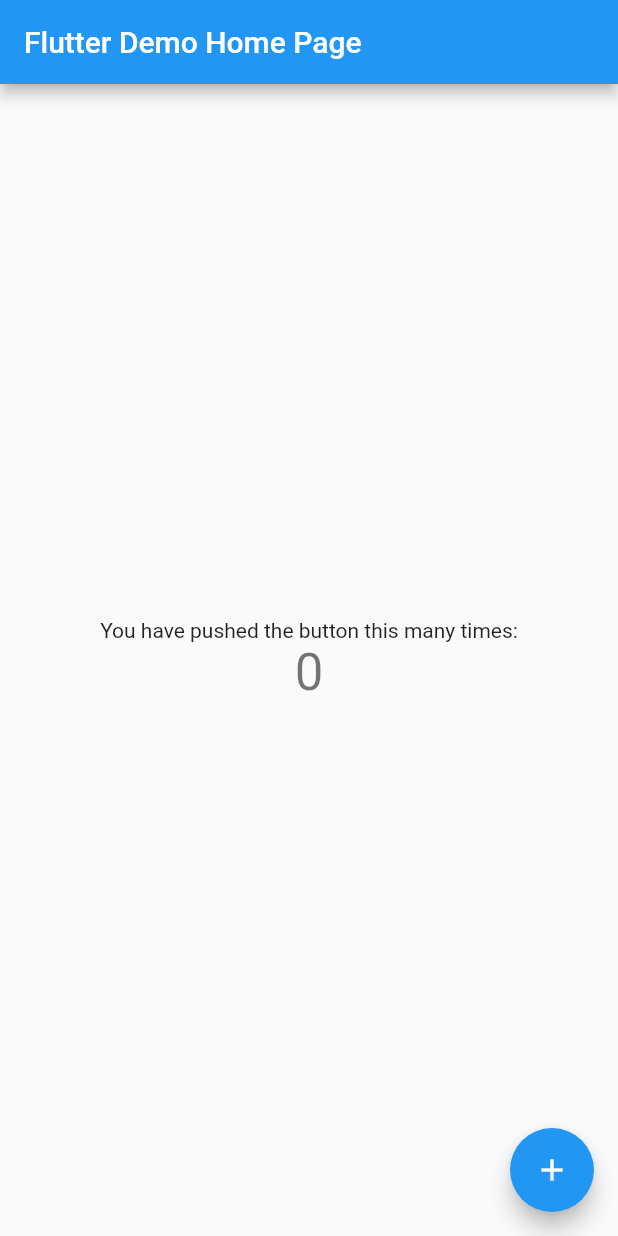
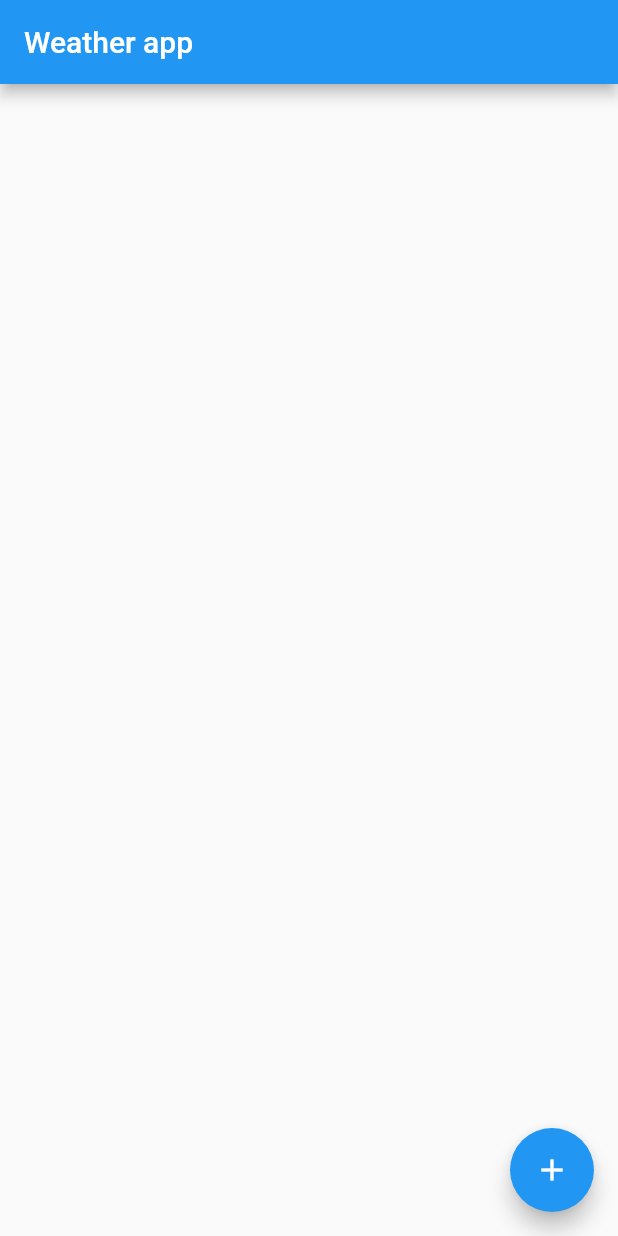
Before and after one commit to ibrahiim/weather_app, a Flutter app: the screen it shows after launch, on a phone screen of 412 x 824 dp. Run offline on Flutter 3.47's test engine with Material 2 defaults, Android fonts, the phone set to English and light mode, and no system bars; missing offline and left inert: flutter_glow.

Commit message:
Création des vus

```diff
--- a/weather_app/lib/main.dart
+++ b/weather_app/lib/main.dart
@@ -1,115 +1,6 @@
 import 'package:flutter/material.dart';
+import 'package:weather_app/ui/app.dart';
 
 void main() {
-  runApp(const MyApp());
+  runApp(MdsApp());
 }
-
-class MyApp extends StatelessWidget {
-  const MyApp({Key? key}) : super(key: key);
-
-  // This widget is the root of your application.
-  @override
-  Widget build(BuildContext context) {
-    return MaterialApp(
-      title: 'Flutter Demo',
-      theme: ThemeData(
-        // This is the theme of your application.
-        //
-        // Try running your application with "flutter run". You'll see the
-        // application has a blue toolbar. Then, without quitting the app, try
-        // changing the primarySwatch below to Colors.green and then invoke
-        // "hot reload" (press "r" in the console where you ran "flutter run",
-        // or simply save your changes to "hot reload" in a Flutter IDE).
-        // Notice that the counter didn't reset back to zero; the application
-        // is not restarted.
-        primarySwatch: Colors.blue,
-      ),
-      home: const MyHomePage(title: 'Flutter Demo Home Page'),
-    );
-  }
-}
-
-class MyHomePage extends StatefulWidget {
-  const MyHomePage({Key? key, required this.title}) : super(key: key);
-
-  // This widget is the home page of your application. It is stateful, meaning
-  // that it has a State object (defined below) that contains fields that affect
-  // how it looks.
-
-  // This class is the configuration for the state. It holds the values (in this
-  // case the title) provided by the parent (in this case the App widget) and
-  // used by the build method of the State. Fields in a Widget subclass are
-  // always marked "final".
-
-  final String title;
-
-  @override
-  State<MyHomePage> createState() => _MyHomePageState();
-}
-
-class _MyHomePageState extends State<MyHomePage> {
-  int _counter = 0;
-
-  void _incrementCounter() {
-    setState(() {
-      // This call to setState tells the Flutter framework that something has
-      // changed in this State, which causes it to rerun the build method below
-      // so that the display can reflect the updated values. If we changed
-      // _counter without calling setState(), then the build method would not be
-      // called again, and so nothing would appear to happen.
-      _counter++;
-    });
-  }
-
-  @override
-  Widget build(BuildContext context) {
-    // This method is rerun every time setState is called, for instance as done
-    // by the _incrementCounter method above.
-    //
-    // The Flutter framework has been optimized to make rerunning build methods
-    // fast, so that you can just rebuild anything that needs updating rather
-    // than having to individually change instances of widgets.
-    return Scaffold(
-      appBar: AppBar(
-        // Here we take the value from the MyHomePage object that was created by
-        // the App.build method, and use it to set our appbar title.
-        title: Text(widget.title),
-      ),
-      body: Center(
-        // Center is a layout widget. It takes a single child and positions it
-        // in the middle of the parent.
-        child: Column(
-          // Column is also a layout widget. It takes a list of children and
-          // arranges them vertically. By default, it sizes itself to fit its
-          // children horizontally, and tries to be as tall as its parent.
-          //
-          // Invoke "debug painting" (press "p" in the console, choose the
-          // "Toggle Debug Paint" action from the Flutter Inspector in Android
-          // Studio, or the "Toggle Debug Paint" command in Visual Studio Code)
-          // to see the wireframe for each widget.
-          //
-          // Column has various properties to control how it sizes itself and
-          // how it positions its children. Here we use mainAxisAlignment to
-          // center the children vertically; the main axis here is the vertical
-          // axis because Columns are vertical (the cross axis would be
-          // horizontal).
-          mainAxisAlignment: MainAxisAlignment.center,
-          children: <Widget>[
-            const Text(
-              'You have pushed the button this many times:',
-            ),
-            Text(
-              '$_counter',
-              style: Theme.of(context).textTheme.headline4,
-            ),
-          ],
-        ),
-      ),
-      floatingActionButton: FloatingActionButton(
-        onPressed: _incrementCounter,
-        tooltip: 'Increment',
-        child: const Icon(Icons.add),
-      ), // This trailing comma makes auto-formatting nicer for build methods.
-    );
-  }
-}
--- a/weather_app/lib/ui/app.dart
+++ b/weather_app/lib/ui/app.dart
@@ -0,0 +1,25 @@
+import 'package:flutter/material.dart';
+import 'package:weather_app/ui/screens/home.dart';
+import 'package:weather_app/ui/screens/extract_weather.dart';
+
+class MdsApp extends StatelessWidget {
+  const MdsApp({Key? key}) : super(key: key);
+
+  // This widget is the root of your application.
+  @override
+  Widget build(BuildContext context) {
+    return MaterialApp(
+      debugShowCheckedModeBanner: false,
+      title: 'Flutter Demo',
+      theme: ThemeData(
+        primarySwatch: Colors.blue,
+      ),
+      routes: {
+        '/extract_weather': (context) => Extract_weather(),
+        '/home': (context) => Home(),
+      },
+      initialRoute: '/home',
+      // home: Home(),
+    );
+  }
+}
--- a/weather_app/lib/ui/screens/home.dart
+++ b/weather_app/lib/ui/screens/home.dart
@@ -0,0 +1,29 @@
+import 'package:flutter/material.dart';
+
+
+class Home extends StatefulWidget {
+  Home({Key? key}) : super(key: key);
+
+  @override
+  State<Home> createState() => _HomeState();
+}
+
+class _HomeState extends State<Home> {
+
+  @override
+  Widget build(BuildContext context) {
+    return Scaffold(
+      appBar: AppBar(
+        title: const Text('Weather app'),
+      ),
+
+      floatingActionButton: FloatingActionButton(
+        onPressed: () async {
+        await Navigator.of(context).pushNamed('/extract_weather') ;
+
+        },
+        child: Icon(Icons.add),
+      ),
+    );
+  }
+}
--- a/weather_app/pubspec.yaml
+++ b/weather_app/pubspec.yaml
@@ -34,6 +34,7 @@ dependencies:
   # The following adds the Cupertino Icons font to your application.
   # Use with the CupertinoIcons class for iOS style icons.
   cupertino_icons: ^1.0.2
+  flutter_glow: ^0.2.0
 
 dev_dependencies:
   flutter_test:
```
Also changed, not shown: weather_app/lib/ui/screens/extract_weather.dart (+174 -0 lines), weather_app/assets/rainy.png (added), weather_app/assets/rainy_2d.png (added), weather_app/assets/snow.png (added), weather_app/assets/snow_2d.png (added), weather_app/assets/sunny.png (added), weather_app/assets/sunny_2d.png (added), weather_app/assets/thunder.png (added), weather_app/assets/thunder_2d.png (added), weather_app/pubspec.lock, 1 other file.
